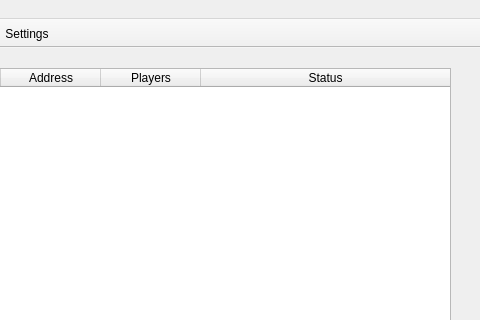
Before: the Qt Designer form src/ui/kocity-qt.ui in ex4dev/brawl-starter, drawn with Qt 5; both pictures show x 120 to 600 and y 0 to 320 of the 600 by 433 pixel window.
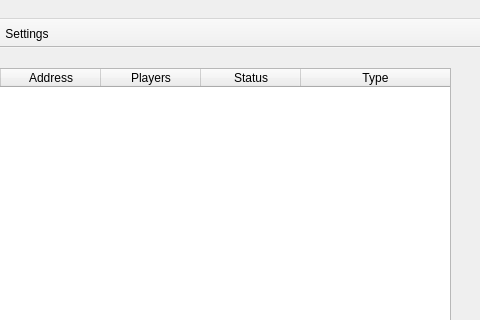
After: the same form once the commit is applied.

Commit message: Add support for launching custom servers

```diff
--- a/src/ui/kocity-qt.ui
+++ b/src/ui/kocity-qt.ui
@@ -48,7 +48,7 @@
      <bool>false</bool>
     </property>
     <property name="columnCount">
-     <number>4</number>
+     <number>5</number>
     </property>
     <attribute name="horizontalHeaderMinimumSectionSize">
      <number>58</number>
@@ -94,6 +94,11 @@
       <string>Status</string>
      </property>
     </column>
+    <column>
+     <property name="text">
+      <string>Type</string>
+     </property>
+    </column>
    </widget>
    <widget class="QProgressBar" name="progressBar">
     <property name="geometry">
```
The commit also changes 2 other files.
